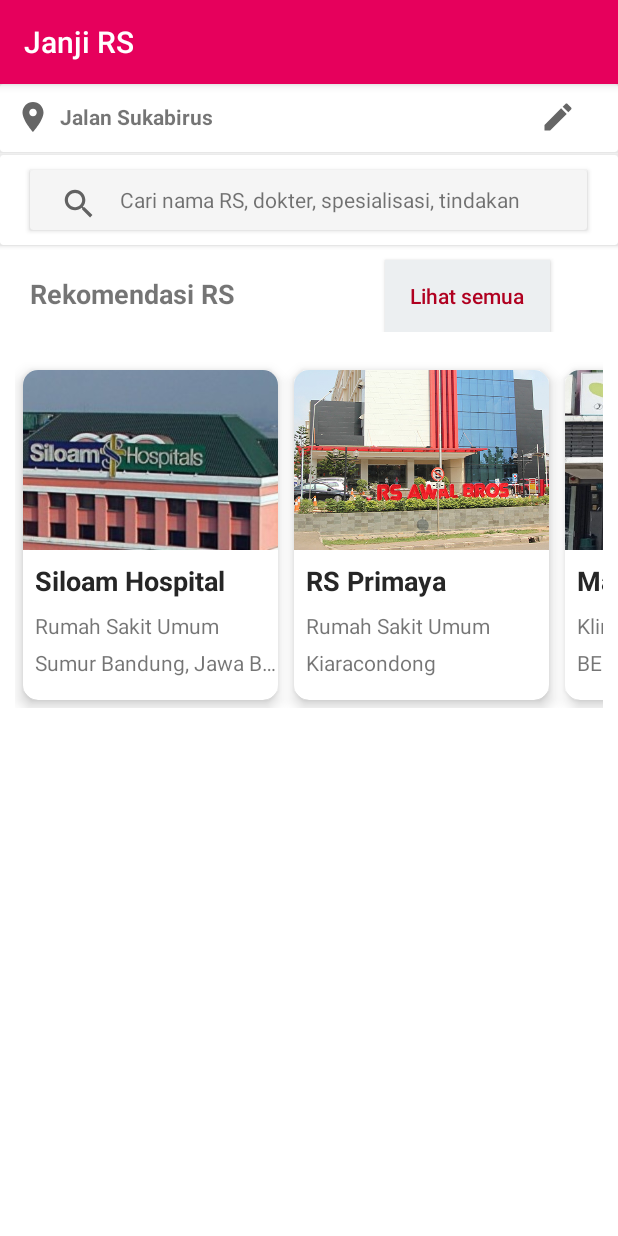
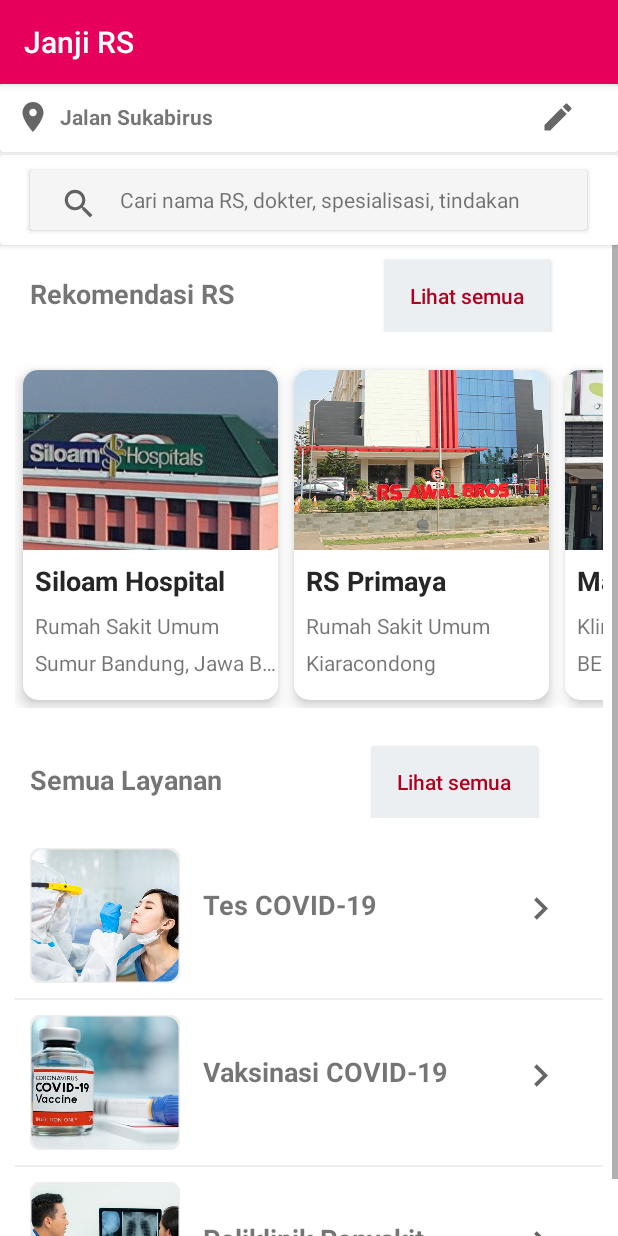
Before and after one commit to arsikecipta/AppsHalodoc, an Android app: the BuatJanjiRS screen opened directly, with no data from a screen before it, on a phone screen of 412 x 824 dp. Run offline under Robolectric (Android 15) with nearby library versions, the phone set to English and light mode, and no system bars.

Commit message:
update janji RS

```diff
--- a/app/build.gradle
+++ b/app/build.gradle
@@ -35,6 +35,7 @@ dependencies {
     implementation 'com.google.android.material:material:1.3.0'
     implementation 'androidx.constraintlayout:constraintlayout:2.0.4'
     testImplementation 'junit:junit:4.+'
+    implementation 'com.makeramen:roundedimageview:2.3.0'
     androidTestImplementation 'androidx.test.ext:junit:1.1.2'
     androidTestImplementation 'androidx.test.espresso:espresso-core:3.3.0'
 }
--- /dev/null
+++ b/app/src/main/java/com/example/halodoc/Adapter_all_layanan.java
@@ -0,0 +1,64 @@
+package com.example.halodoc;
+
+import android.content.Context;
+import android.content.Intent;
+import android.view.LayoutInflater;
+import android.view.View;
+import android.view.ViewGroup;
+import android.widget.ImageView;
+import android.widget.TextView;
+
+import androidx.annotation.NonNull;
+import androidx.recyclerview.widget.RecyclerView;
+
+import java.util.ArrayList;
+import java.util.List;
+
+public class Adapter_all_layanan extends RecyclerView.Adapter<Adapter_all_layanan.ViewHolder>  {
+    private Context context;
+    ArrayList<model_all_layanan> modelLayanans;
+
+    public Adapter_all_layanan(List<model_all_layanan> modelLayanans, Context context) {
+        this.modelLayanans = (ArrayList<model_all_layanan>) modelLayanans;
+        this.context = context;
+    }
+    @NonNull
+    @Override
+    public ViewHolder onCreateViewHolder(@NonNull ViewGroup parent, int viewType) {
+        View view = LayoutInflater.from(parent.getContext()).inflate(R.layout.item_list_all_layanan, parent, false);
+        return new ViewHolder(view);
+    }
+
+    @Override
+    public void onBindViewHolder(@NonNull Adapter_all_layanan.ViewHolder holder, int position) {
+        final model_all_layanan model_all_layanan_list = modelLayanans.get(position);
+        holder.layanan_name.setText(model_all_layanan_list.getNama_layanan());
+        holder.img_layanan.setImageResource(model_all_layanan_list.getGambar_layanan());
+        holder.itemView.setOnClickListener(new View.OnClickListener() {
+            @Override
+            public void onClick(View view) {
+                Intent intent = new Intent(context, Artikel_detail.class);
+                intent.putExtra("GambarLayanan", modelLayanans.get(position).getGambar_layanan());
+                intent.putExtra("NamaLayanan", modelLayanans.get(position).getNama_layanan());
+
+                context.startActivity(intent);
+            }
+        });
+
+    }
+
+    @Override
+    public int getItemCount() {
+        return modelLayanans.size();
+    }
+
+    public class ViewHolder extends RecyclerView.ViewHolder {
+        ImageView img_layanan;
+        TextView layanan_name;
+        public ViewHolder(@NonNull View itemView) {
+            super(itemView);
+            layanan_name = itemView.findViewById(R.id.layanan_name);
+            img_layanan = itemView.findViewById(R.id.gambar_layanan);
+        }
+    }
+}
--- a/app/src/main/java/com/example/halodoc/BuatJanjiRS.java
+++ b/app/src/main/java/com/example/halodoc/BuatJanjiRS.java
@@ -1,6 +1,7 @@
 package com.example.halodoc;
 
 import androidx.appcompat.app.AppCompatActivity;
+import androidx.recyclerview.widget.DividerItemDecoration;
 import androidx.recyclerview.widget.LinearLayoutManager;
 import androidx.recyclerview.widget.RecyclerView;
 
@@ -12,8 +13,9 @@ import android.widget.Button;
 import java.util.ArrayList;
 
 public class BuatJanjiRS extends AppCompatActivity {
-    RecyclerView rs_recycler;
+    RecyclerView rs_recycler, layanan_recycler;
     RecyclerView.Adapter adapter;
+    private ArrayList<model_all_layanan> model_all_layananArrayList;
     private ArrayList<model_rs> modelArrayList;
     public Button btn_all;
     @Override
@@ -22,6 +24,10 @@ public class BuatJanjiRS extends AppCompatActivity {
         setContentView(R.layout.activity_buat_janji_rs);
         getSupportActionBar().setTitle("Janji RS");
         rs_recycler=findViewById(R.id.recyclerview_rs);
+        layanan_recycler=findViewById(R.id.rec_all_layanan);
+        layanan_recycler();
+        layanan_recycler.setHasFixedSize(true);
+        layanan_recycler.setLayoutManager(new LinearLayoutManager(this));
         rs_recycler();
         rs_recycler.setHasFixedSize(true);
         rs_recycler.setLayoutManager(new LinearLayoutManager(this, LinearLayoutManager.HORIZONTAL, false));
@@ -38,6 +44,22 @@ public class BuatJanjiRS extends AppCompatActivity {
 
             }
         });
+    }
+
+    private void layanan_recycler() {
+        model_all_layananArrayList = new ArrayList<>();
+        model_all_layanan layanan = new model_all_layanan( "Tes COVID-19",R.drawable.tescovid);
+        model_all_layananArrayList.add(layanan);
+        model_all_layanan layanan2 = new model_all_layanan( "Vaksinasi COVID-19",R.drawable.vaksin);
+        model_all_layananArrayList.add(layanan2);
+        model_all_layanan layanan3 = new model_all_layanan( "Poliklinik Penyakit Dalam",R.drawable.penyakitdalam);
+        model_all_layananArrayList.add(layanan3);
+        Adapter_all_layanan adapter_lay = new Adapter_all_layanan(model_all_layananArrayList,BuatJanjiRS.this);
+        layanan_recycler.setAdapter(adapter_lay);
+        layanan_recycler.addItemDecoration
+                (new DividerItemDecoration
+                        (getApplicationContext(), DividerItemDecoration.VERTICAL)
+                );
     }
 
     private void rs_recycler() {
--- /dev/null
+++ b/app/src/main/java/com/example/halodoc/model_all_layanan.java
@@ -0,0 +1,28 @@
+package com.example.halodoc;
+
+import android.widget.ImageView;
+
+public class model_all_layanan {
+    String nama_layanan;
+    int gambar_layanan;
+    public model_all_layanan(String nama_layanan, int gambar_layanan){
+        this.nama_layanan = nama_layanan;
+        this.gambar_layanan=gambar_layanan;
+    }
+
+    public int getGambar_layanan() {
+        return gambar_layanan;
+    }
+
+    public void setGambar_layanan(int gambar_layanan) {
+        this.gambar_layanan = gambar_layanan;
+    }
+
+    public String getNama_layanan() {
+        return nama_layanan;
+    }
+
+    public void setNama_layanan(String nama_layanan) {
+        this.nama_layanan = nama_layanan;
+    }
+}
--- a/app/src/main/res/drawable/ic_next.xml
+++ b/app/src/main/res/drawable/ic_next.xml
@@ -6,5 +6,5 @@
     android:tint="?attr/colorControlNormal">
   <path
       android:fillColor="@android:color/white"
-      android:pathData="M8.59,16.59L13.17,12 8.59,7.41 10,6l6,6 -6,6 -1.41,-1.41z"/>
+      android:pathData="M10,6L8.59,7.41 13.17,12l-4.58,4.59L10,18l6,-6z"/>
 </vector>
--- a/app/src/main/res/layout/activity_buat_janji_rs.xml
+++ b/app/src/main/res/layout/activity_buat_janji_rs.xml
@@ -69,6 +69,17 @@
     </androidx.cardview.widget.CardView>
 
   </androidx.cardview.widget.CardView>
+  <ScrollView
+      android:layout_width="match_parent"
+      android:layout_height="wrap_content"
+      android:orientation="vertical"
+      >
+<LinearLayout
+    android:layout_width="match_parent"
+    android:layout_height="wrap_content"
+    android:orientation="vertical"
+    >
+
 <LinearLayout
     android:layout_width="match_parent"
     android:layout_height="wrap_content"
@@ -79,7 +90,6 @@
       android:id="@+id/layanan_lainnya"
       android:layout_width="wrap_content"
       android:layout_height="wrap_content"
-
       android:layout_marginTop="10dp"
       android:layout_marginLeft="20dp"
       android:textStyle="bold"
@@ -128,5 +138,53 @@
       </LinearLayout>
     </ScrollView>
   </LinearLayout>
+  <LinearLayout
+      android:layout_width="match_parent"
+      android:layout_height="wrap_content"
+      android:orientation="horizontal"
+      android:layout_marginTop="5dp"
+      >
+
+    <TextView
+        android:id="@+id/all_layanan"
+        android:layout_width="wrap_content"
+        android:layout_height="wrap_content"
+        android:layout_marginTop="10dp"
+        android:layout_marginLeft="20dp"
+        android:textStyle="bold"
+        android:textSize="18dp"
+        android:text="Semua Layanan"/>
+    <Button
+        android:id="@+id/btn_lihatsemua_layanan"
+        android:layout_width="110dp"
+        android:layout_height="48dp"
+        android:text="Lihat semua"
+        android:layout_marginLeft="100dp"
+        android:layout_marginTop="10dp"
+        android:background="#eceff1"
+        android:bottomRightRadius="10dp"
+        android:bottomLeftRadius="10dp"
+        android:topLeftRadius="10dp"
+        android:topRightRadius="10dp"
+        android:textStyle="normal"
+        android:textColor="@color/design_default_color_error"
+        android:textAllCaps="false"
+        android:layout_alignParentLeft="true"
+        />
+  </LinearLayout>
+  <androidx.recyclerview.widget.RecyclerView
+      android:id="@+id/rec_all_layanan"
+      android:layout_width="match_parent"
+      android:layout_height="300dp"
+      android:layout_alignParentBottom="true"
+      android:layout_marginTop="10dp"
+      android:layout_marginLeft="10dp"
+      android:layout_marginRight="10dp"
+      android:layout_marginBottom="9dp"
+      android:clipToPadding="false"
+      android:foregroundGravity="center"
+      android:overScrollMode="never"></androidx.recyclerview.widget.RecyclerView>
 
 </LinearLayout>
+  </ScrollView>
+</LinearLayout>
--- /dev/null
+++ b/app/src/main/res/layout/item_list_all_layanan.xml
@@ -0,0 +1,61 @@
+<?xml version="1.0" encoding="utf-8"?>
+<LinearLayout xmlns:android="http://schemas.android.com/apk/res/android"
+    android:layout_width="match_parent"
+    xmlns:app="http://schemas.android.com/apk/res-auto"
+    xmlns:card_view="http://schemas.android.com/tools"
+    android:orientation="vertical"
+    android:layout_height="wrap_content">
+
+
+    <LinearLayout
+        android:orientation="horizontal"
+        android:layout_width="match_parent"
+        android:layout_height="110dp"
+
+        >
+
+        <com.google.android.material.imageview.ShapeableImageView
+            android:id="@+id/gambar_layanan"
+            android:layout_width="100dp"
+            android:layout_height="90dp"
+            android:layout_marginLeft="10dp"
+            android:layout_marginTop="15dp"
+            android:layout_marginBottom="15dp"
+            android:scaleType="centerCrop"
+            android:layout_gravity="center"
+            android:src="@drawable/tescovid"
+            app:shapeAppearanceOverlay="@style/RoundedSquare"
+            app:strokeColor="#eeeeee"
+            app:strokeWidth="2dp"></com.google.android.material.imageview.ShapeableImageView>
+
+        <LinearLayout
+            android:layout_weight="1"
+            android:orientation="horizontal"
+            android:layout_margin="5dp"
+            android:layout_width="match_parent"
+            android:layout_height="90dp">
+
+
+
+            <TextView
+                android:id="@+id/layanan_name"
+                android:layout_width="200dp"
+                android:layout_marginTop="30dp"
+                android:layout_height="wrap_content"
+                android:textSize="18dp"
+                android:textStyle="bold"
+                android:layout_marginStart="10dp"
+                android:text="judul"></TextView>
+
+            <ImageView
+                android:layout_width="30dp"
+                android:layout_height="30dp"
+                android:layout_marginTop="30dp"
+                android:layout_marginLeft="10dp"
+                android:src="@drawable/ic_next"
+                ></ImageView>
+        </LinearLayout>
+    </LinearLayout>
+
+
+</LinearLayout>
--- /dev/null
+++ b/app/src/main/res/values/custom_styles.xml
@@ -0,0 +1,11 @@
+<?xml version="1.0" encoding="utf-8"?>
+<resources>
+    <style name="circular">
+        <item name="cornerSize">50%</item>
+
+    </style>
+    <style name="RoundedSquare">
+        <item name="cornerSize">10%</item>
+
+    </style>
+</resources>
```
Also changed, not shown: app/src/main/res/layout/activity_layanan_rs.xml (+58 -2 lines), app/src/main/res/layout/fragment_beranda.xml (+8 -8 lines), app/src/main/res/drawable/penyakitdalam.jpg (added), app/src/main/res/drawable/vaksin.jpg (added).
